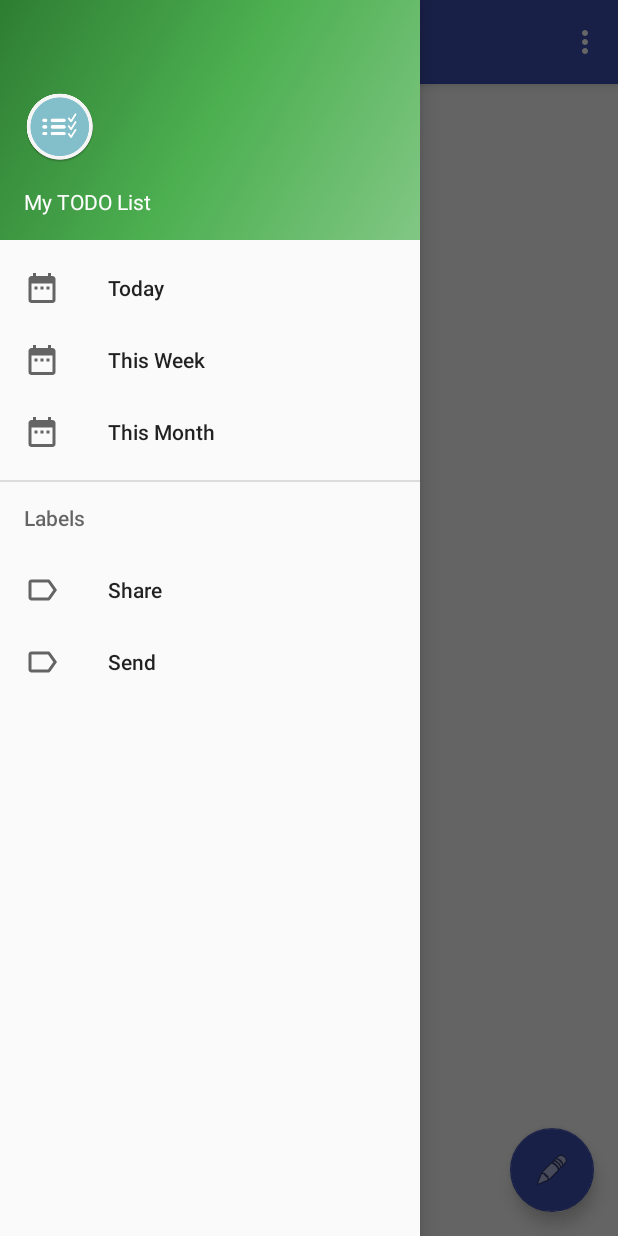
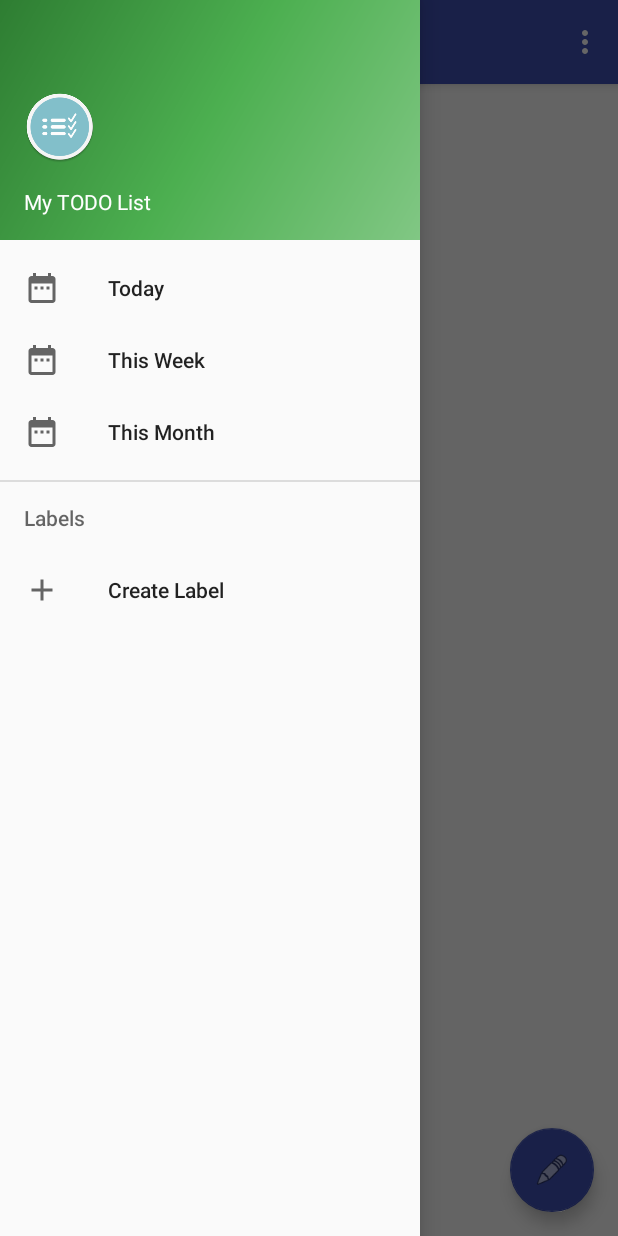
Before and after one commit to babanomania/MyToDOList, an Android app: the screen it shows after launch (MainActivity), with the side drawer open, on a phone screen of 412 x 824 dp. Run offline under Robolectric (Android 15) with nearby library versions, the phone set to English and light mode, and no system bars; libraries missing offline, so code that uses them is left out: org.greenrobot.greendao; 6 statements that could not run were skipped.

Commit message:
dynamic labels menu

```diff
--- a/app/src/main/java/com/babanomania/mytodolist/activities/MainActivity.java
+++ b/app/src/main/java/com/babanomania/mytodolist/activities/MainActivity.java
@@ -13,6 +13,7 @@ import android.support.v7.view.ActionMode;
 import android.support.v7.widget.DefaultItemAnimator;
 import android.support.v7.widget.LinearLayoutManager;
 import android.support.v7.widget.Toolbar;
+import android.view.SubMenu;
 import android.view.View;
 import android.view.Menu;
 import android.view.MenuItem;
@@ -28,6 +29,9 @@ import com.babanomania.mytodolist.core.RecyclerTouchListener;
 import com.babanomania.mytodolist.core.MainAdapter;
 import com.babanomania.mytodolist.models.Task;
 import com.babanomania.mytodolist.core.Toolbar_ActionMode_Callback;
+
+import java.util.List;
+import java.util.Set;
 
 public class MainActivity extends AppCompatActivity implements NavigationView.OnNavigationItemSelectedListener {
 
@@ -86,6 +90,15 @@ public class MainActivity extends AppCompatActivity implements NavigationView.On
 
         NavigationView navigationView = (NavigationView) findViewById(R.id.nav_view);
         navigationView.setNavigationItemSelectedListener(this);
+        Menu navMenu = navigationView.getMenu();
+        SubMenu smLabels = navMenu.addSubMenu("Labels");
+        Set<String> allLabels = taskManager.getLabels(this);
+        for (String aLabel : allLabels){
+            smLabels.add(aLabel)
+                    .setIcon( R.drawable.ic_menu_label );
+        }
+        smLabels.add("Create Label")
+                .setIcon( R.drawable.ic_menu_plus );
 
         FloatingActionButton fab = (FloatingActionButton) findViewById(R.id.fab);
         fab.setOnClickListener(new View.OnClickListener() {
@@ -175,7 +188,7 @@ public class MainActivity extends AppCompatActivity implements NavigationView.On
         if( ( mActionModeNav == null ) && ( mActionMode == null ) ){
             mActionModeNav.finish();
             mActionModeNav = null;
-            taskManager.filterData(this, TaskManager.FilterByCal.today);
+            taskManager.filterData(this, TaskManager.Filters.today, null);
         }
     }
 
@@ -187,16 +200,27 @@ public class MainActivity extends AppCompatActivity implements NavigationView.On
 
         String titleActionMode = "";
         if (id == R.id.nav_today) {
-            taskManager.filterData(this, TaskManager.FilterByCal.today);
+            taskManager.filterData(this, TaskManager.Filters.today, null);
             titleActionMode = "Pending Today";
 
         } else if (id == R.id.nav_week) {
-            taskManager.filterData(this, TaskManager.FilterByCal.this_week);
+            taskManager.filterData(this, TaskManager.Filters.this_week, null);
             titleActionMode = "Pending This Week";
 
         } else if (id == R.id.nav_month) {
-            taskManager.filterData(this, TaskManager.FilterByCal.this_month);
+            taskManager.filterData(this, TaskManager.Filters.this_month, null);
             titleActionMode = "Pending This Month";
+
+        } else {
+
+            String menuTitle = item.getTitle().toString();
+            if( "Create Label".equals(menuTitle) ){
+                Toast.makeText(getApplicationContext(), "Label Karenge, Label Karenge", Toast.LENGTH_SHORT).show();
+
+            } else {
+                taskManager.filterData(this, TaskManager.Filters.LABELS, menuTitle.trim());
+                titleActionMode = "#" + menuTitle.trim();
+            }
         }
 
         if( mActionModeNav != null ) {
--- a/app/src/main/java/com/babanomania/mytodolist/core/MainAdapter.java
+++ b/app/src/main/java/com/babanomania/mytodolist/core/MainAdapter.java
@@ -88,7 +88,7 @@ public class MainAdapter extends RecyclerView.Adapter<MainAdapter.MyViewHolder>
     }
 
     public void selectAllTasks(Context context){
-        taskManager.filterData(context, TaskManager.FilterByCal.all);
+        taskManager.filterData(context, TaskManager.Filters.all, null);
         notifyDataSetChanged();
     }
 
--- a/app/src/main/java/com/babanomania/mytodolist/util/EntityUtil.java
+++ b/app/src/main/java/com/babanomania/mytodolist/util/EntityUtil.java
@@ -30,7 +30,7 @@ public class EntityUtil {
             for (String eachLabel : labels_all){
 
                 if( eachLabel != null ){
-                    Label labelObj = new Label(eachLabel);
+                    Label labelObj = new Label(eachLabel.trim());
                     allLabels.add(labelObj);
                 }
 
--- /dev/null
+++ b/app/src/main/res/drawable/ic_menu_plus.xml
@@ -0,0 +1,9 @@
+<vector xmlns:android="http://schemas.android.com/apk/res/android"
+    android:width="24dp"
+    android:height="24dp"
+    android:viewportHeight="24.0"
+    android:viewportWidth="24.0">
+    <path
+        android:fillColor="#FF000000"
+        android:pathData="M19 13h-6v6h-2v-6H5v-2h6V5h2v6h6v2z" />
+</vector>
--- a/app/src/main/res/menu/activity_main_drawer.xml
+++ b/app/src/main/res/menu/activity_main_drawer.xml
@@ -16,17 +16,17 @@
             android:title="This Month" />
     </group>
 
-    <item android:title="Labels" android:id="@+id/nav_menu_labels">
-        <menu>
-            <item
-                android:id="@+id/nav_share"
-                android:icon="@drawable/ic_menu_label"
-                android:title="Share" />
-            <item
-                android:id="@+id/nav_send"
-                android:icon="@drawable/ic_menu_label"
-                android:title="Send" />
-        </menu>
-    </item>
+    <!--<item android:title="Labels" android:id="@+id/nav_menu_labels">-->
+        <!--<menu>-->
+            <!--<item-->
+                <!--android:id="@+id/nav_share"-->
+                <!--android:icon="@drawable/ic_menu_label"-->
+                <!--android:title="Share" />-->
+            <!--<item-->
+                <!--android:id="@+id/nav_send"-->
+                <!--android:icon="@drawable/ic_menu_label"-->
+                <!--android:title="Send" />-->
+        <!--</menu>-->
+    <!--</item>-->
 
 </menu>
```
Also changed, not shown: app/src/main/java/com/babanomania/mytodolist/persistance/DatabaseHandler.java (+57 -7 lines), app/src/main/java/com/babanomania/mytodolist/persistance/TaskManager.java (+15 -16 lines).
